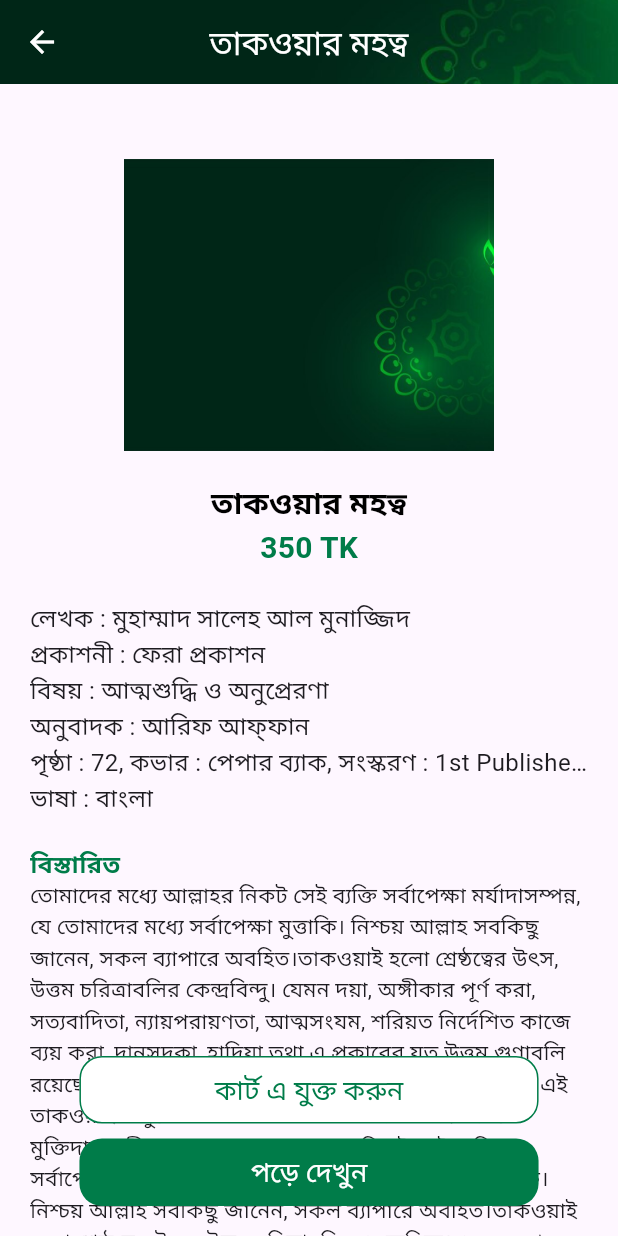
After one commit to minhaz-19/ek_shodbe_quran, a Flutter app: the BookDetails screen opened directly, on a phone screen of 412 x 824 dp. The commit adds this screen. Run offline on Flutter 3.47's test engine with Material 3 defaults, Android fonts, the phone set to English and light mode, and no system bars; our stand-ins replace animated_splash_screen, cloud_firestore, firebase_auth, firebase_core, flutter_spinkit, fluttertoast and 2 more; accounts and stored records are empty; network calls fail.

Commit message:
some work

```diff
--- a/lib/component/read_book.dart
+++ b/lib/component/read_book.dart
@@ -1,3 +1,4 @@
+import 'package:ek_shodbe_quran/screens/tabs/book_tab_details/book_details.dart';
 import 'package:flutter/material.dart';
 
 class ReadBook extends StatefulWidget {
@@ -11,6 +12,10 @@ class _ReadBookState extends State<ReadBook> {
   @override
   Widget build(BuildContext context) {
     return InkWell(
+      onTap: () {
+        Navigator.of(context, rootNavigator: true)
+            .push(MaterialPageRoute(builder: (context) => const BookDetails()));
+      },
       child: Container(
         margin: const EdgeInsets.fromLTRB(10, 0, 0, 10),
         width: 250,
--- a/lib/component/wide_button.dart
+++ b/lib/component/wide_button.dart
@@ -7,6 +7,7 @@ class WideButton extends StatefulWidget {
     this.padding = 0.0,
     this.textColor = Colors.black,
     this.height = 45,
+    this.borderColor ,
     required this.onPressed,
     required this.backgroundcolor,
   }) : super(key: key);
@@ -16,7 +17,8 @@ class WideButton extends StatefulWidget {
   final double height;
   final Color backgroundcolor;
   final Color textColor;
-  final  Function() onPressed;
+  final dynamic borderColor;
+  final Function() onPressed;
 
   @override
   State<WideButton> createState() => _WideButtonState();
@@ -38,6 +40,7 @@ class _WideButtonState extends State<WideButton> {
             backgroundColor: MaterialStateProperty.all(widget.backgroundcolor),
             shape: MaterialStateProperty.all<RoundedRectangleBorder>(
               RoundedRectangleBorder(
+                 side:(widget.borderColor != null)? BorderSide(color: Theme.of(context).primaryColor): BorderSide.none,
                 borderRadius: BorderRadius.circular(15),
               ),
             ),
@@ -46,7 +49,8 @@ class _WideButtonState extends State<WideButton> {
           child: Row(
             mainAxisAlignment: MainAxisAlignment.center,
             children: [
-              Text(widget.text, style: TextStyle(color: widget.textColor, fontSize: 18)),
+              Text(widget.text,
+                  style: TextStyle(color: widget.textColor, fontSize: 18)),
             ],
           ),
         ),
--- /dev/null
+++ b/lib/screens/tabs/book_tab_details/book_details.dart
@@ -0,0 +1,168 @@
+import 'package:ek_shodbe_quran/component/wide_button.dart';
+import 'package:flutter/material.dart';
+
+class BookDetails extends StatefulWidget {
+  const BookDetails({super.key});
+
+  @override
+  State<BookDetails> createState() => _BookDetailsState();
+}
+
+class _BookDetailsState extends State<BookDetails> {
+  @override
+  Widget build(BuildContext context) {
+    return Scaffold(
+      appBar: AppBar(
+        flexibleSpace: const Image(
+          image: AssetImage(
+              'assets/images/toprectangle.png'), // Replace with your image path
+          fit: BoxFit.cover,
+        ),
+        foregroundColor: Colors.white,
+        title: const Text('তাকওয়ার মহত্ব'),
+        centerTitle: true,
+      ),
+      body: Padding(
+        padding: const EdgeInsets.symmetric(horizontal: 20),
+        child: Stack(
+          children: [
+            SingleChildScrollView(
+              child: Positioned(
+                top: -MediaQuery.of(context).padding.top,
+                left: 0,
+                right: 0,
+                child: Column(
+                  children: [
+                    SizedBox(height: 50),
+                    Image.asset(
+                      'assets/images/toprectangle.png',
+                      width: MediaQuery.of(context).size.width * 0.6,
+                    ),
+                    SizedBox(height: 20),
+                    Text(
+                      'তাকওয়ার মহত্ব',
+                      style: TextStyle(
+                          fontSize: 20,
+                          fontWeight: FontWeight.bold,
+                          color: Colors.black),
+                    ),
+                    Text(
+                      '350 TK',
+                      style: TextStyle(
+                          fontSize: 20,
+                          fontWeight: FontWeight.bold,
+                          color: Theme.of(context).primaryColor),
+                    ),
+                    SizedBox(height: 20),
+                    Column(
+                      crossAxisAlignment: CrossAxisAlignment.start,
+                      children: [
+                        Container(
+                          width: MediaQuery.of(context).size.width - 40,
+                          child: Text(
+                            'লেখক : মুহাম্মাদ সালেহ আল মুনাজ্জিদ',
+                            overflow: TextOverflow.ellipsis,
+                            maxLines: 1,
+                            style: TextStyle(fontSize: 16),
+                          ),
+                        ),
+                        Container(
+                          width: MediaQuery.of(context).size.width - 40,
+                          child: Text(
+                            'প্রকাশনী : ফেরা প্রকাশন',
+                            overflow: TextOverflow.ellipsis,
+                            maxLines: 1,
+                            style: TextStyle(fontSize: 16),
+                          ),
+                        ),
+                        Container(
+                          width: MediaQuery.of(context).size.width - 40,
+                          child: Text(
+                            'বিষয় : আত্মশুদ্ধি ও অনুপ্রেরণা',
+                            overflow: TextOverflow.ellipsis,
+                            maxLines: 1,
+                            style: TextStyle(fontSize: 16),
+                          ),
+                        ),
+                        Container(
+                          width: MediaQuery.of(context).size.width - 40,
+                          child: Text(
+                            'অনুবাদক : আরিফ আফ্ফান',
+                            overflow: TextOverflow.ellipsis,
+                            maxLines: 1,
+                            style: TextStyle(fontSize: 16),
+                          ),
+                        ),
+                        Container(
+                          width: MediaQuery.of(context).size.width - 40,
+                          child: Text(
+                            'পৃষ্ঠা : 72, কভার : পেপার ব্যাক, সংস্করণ : 1st Published, 2022',
+                            overflow: TextOverflow.ellipsis,
+                            maxLines: 1,
+                            style: TextStyle(fontSize: 16),
+                          ),
+                        ),
+                        Container(
+                          width: MediaQuery.of(context).size.width - 40,
+                          child: Text(
+                            'ভাষা : বাংলা',
+                            overflow: TextOverflow.ellipsis,
+                            maxLines: 1,
+                            style: TextStyle(fontSize: 16),
+                          ),
+                        ),
+                        SizedBox(height: 20),
+                        Text(
+                          'বিস্তারিত',
+                          style: TextStyle(
+                              fontSize: 16,
+                              fontWeight: FontWeight.bold,
+                              color: Theme.of(context).primaryColor),
+                        ),
+                        Text(
+                            'তোমাদের মধ্যে আল্লাহর নিকট সেই ব্যক্তি সর্বাপেক্ষা মর্যাদাসম্পন্ন, যে তোমাদের মধ্যে সর্বাপেক্ষা মুত্তাকি। নিশ্চয় আল্লাহ সবকিছু জানেন, সকল ব্যাপারে অবহিত।তাকওয়াই হলো শ্রেষ্ঠত্বের উৎস, উত্তম চরিত্রাবলির কেন্দ্রবিন্দু। যেমন দয়া, অঙ্গীকার পূর্ণ করা, সত্যবাদিতা, ন্যায়পরায়ণতা, আত্মসংযম, শরিয়ত নির্দেশিত কাজে ব্যয় করা, দানসদকা, হাদিয়া তথা এ প্রকারের যত উত্তম গুণাবলি রয়েছে, এগুলো তাকওয়া ও আল্লাহভীতিরই শাশ্বত ফলাফল। এই তাকওয়াই মানুষের নির্জনতার একমাত্র সঙ্গী ও ধ্বংস থেকে মুক্তিদানকারী।তোমাদের মধ্যে আল্লাহর নিকট সেই ব্যক্তি সর্বাপেক্ষা মর্যাদাসম্পন্ন, যে তোমাদের মধ্যে সর্বাপেক্ষা মুত্তাকি। নিশ্চয় আল্লাহ সবকিছু জানেন, সকল ব্যাপারে অবহিত।তাকওয়াই হলো শ্রেষ্ঠত্বের উৎস, উত্তম চরিত্রাবলির কেন্দ্রবিন্দু। যেমন দয়া, অঙ্গীকার পূর্ণ করা, সত্যবাদিতা, ন্যায়পরায়ণতা, আত্মসংযম, শরিয়ত নির্দেশিত কাজে ব্যয় করা, দানসদকা, হাদিয়া তথা এ প্রকারের যত উত্তম গুণাবলি রয়েছে, এগুলো তাকওয়া ও আল্লাহভীতিরই শাশ্বত ফলাফল। এই তাকওয়াই মানুষের নির্জনতার একমাত্র সঙ্গী ও ধ্বংস থেকে মুক্তিদানকারী।')
+                      ],
+                    ),
+                    SizedBox(
+                      height: 20,
+                    )
+                  ],
+                ),
+              ),
+            ),
+            Positioned(
+              bottom: 0,
+              left: 0,
+              right: 0,
+              child: Column(
+                children: [
+                  WideButton(
+                    'কার্ট এ যুক্ত করুন',
+                    onPressed: () {},
+                    backgroundcolor: Colors.white,
+                    textColor: Theme.of(context).primaryColor,
+                    borderColor: Theme.of(context).primaryColor,
+                    padding: MediaQuery.of(context).size.width * 0.08,
+                  ),
+                  SizedBox(
+                    height: 10,
+                  ),
+                  WideButton(
+                    'পড়ে দেখুন',
+                    onPressed: () {},
+                    backgroundcolor: Theme.of(context).primaryColor,
+                    textColor: Colors.white,
+                    padding: MediaQuery.of(context).size.width * 0.08,
+                  ),
+                  SizedBox(
+                    height: 20,
+                  )
+                ],
+              ),
+            ),
+          ],
+        ),
+      ),
+    );
+  }
+}
```
